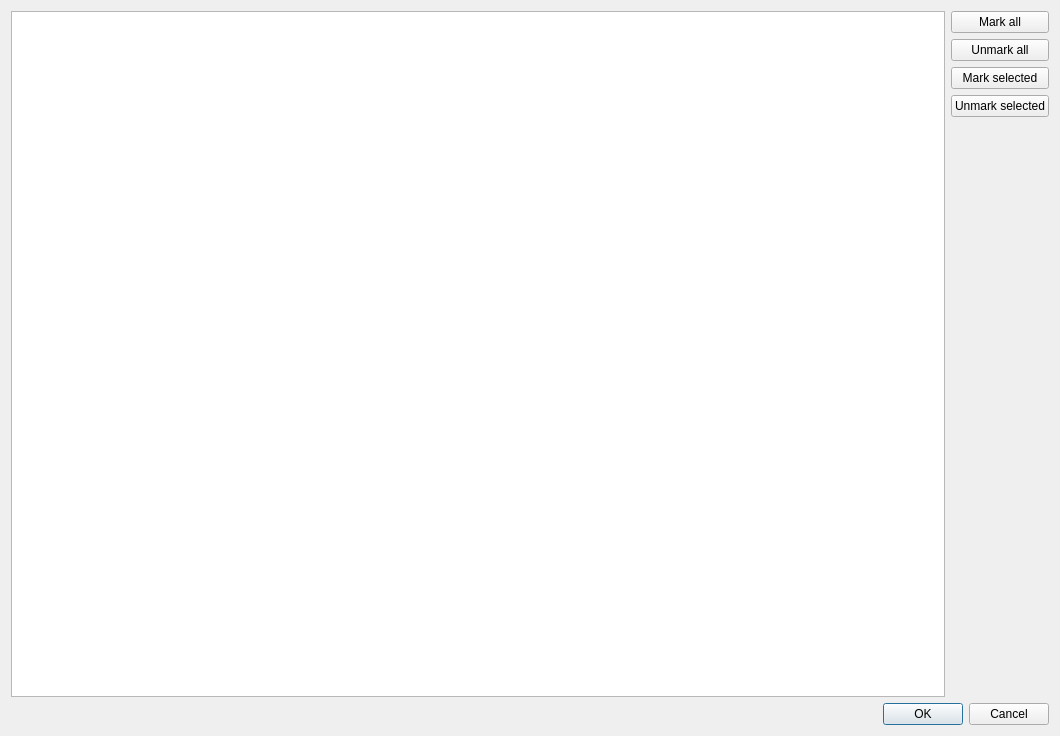
Above: src/plugins/lmp/plugins/ppl/tracksselectordialog.ui from 0xd34df00d/leechcraft before the change. Below: the same form after it.
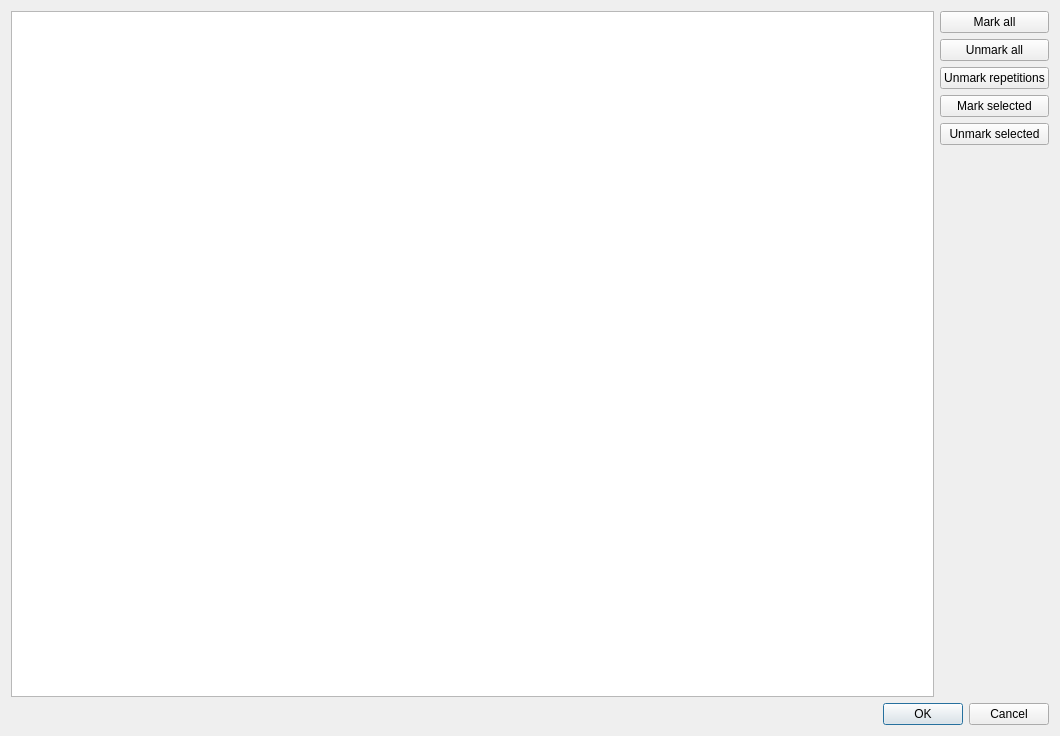
That is the form after the change. Icons and pictures are not drawn.

Commit message: [LMP PPL] Allow unmarking repetitions.

The edit to the form file:
```diff
--- a/src/plugins/lmp/plugins/ppl/tracksselectordialog.ui
+++ b/src/plugins/lmp/plugins/ppl/tracksselectordialog.ui
@@ -54,6 +54,16 @@
          </property>
         </widget>
        </item>
+       <item>
+        <widget class="QPushButton" name="UnmarkRepeats_">
+         <property name="text">
+          <string>Unmark repetitions</string>
+         </property>
+         <property name="icon">
+          <iconset theme="edit-copy"/>
+         </property>
+        </widget>
+       </item>
        <item>
         <widget class="QPushButton" name="MarkSelected_">
          <property name="text">
```
The commit also changes 1 other file.
